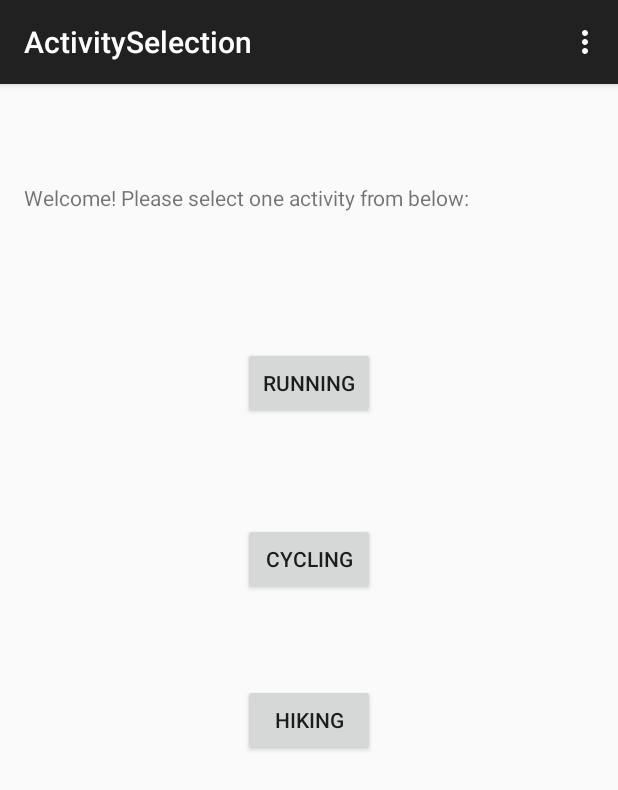
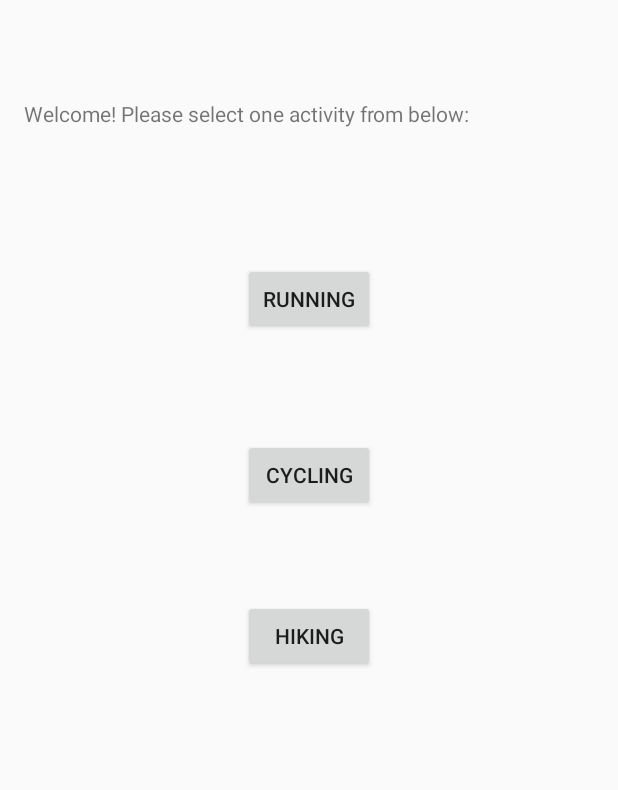
Before and after one commit to Yifei-Li/FitChallenge, an Android app: the ActivitySelection screen opened directly, with no data from a screen before it, on a phone screen of 412 x 824 dp. Shown: the top 790 px of the screen. Run offline under Robolectric (Android 15) with nearby library versions, the phone set to English and light mode, and no system bars.

Commit message:
Activity Selection added

```diff
--- a/app/src/main/java/ca/davidvuong/fitchallenge/ActivitySelection.java
+++ b/app/src/main/java/ca/davidvuong/fitchallenge/ActivitySelection.java
@@ -5,6 +5,7 @@ import android.os.Bundle;
 import android.view.Menu;
 import android.view.MenuItem;
 import android.view.View;
+import android.view.Window;
 
 
 public class ActivitySelection extends ActionBarActivity {
--- a/app/src/main/res/values/styles.xml
+++ b/app/src/main/res/values/styles.xml
@@ -1,8 +1,9 @@
 <resources>
 
     <!-- Base application theme. -->
-    <style name="AppTheme" parent="Theme.AppCompat.Light.DarkActionBar">
+    <style name="AppTheme" parent="Theme.AppCompat.Light.NoActionBar">
         <!-- Customize your theme here. -->
     </style>
 
+
 </resources>
```
